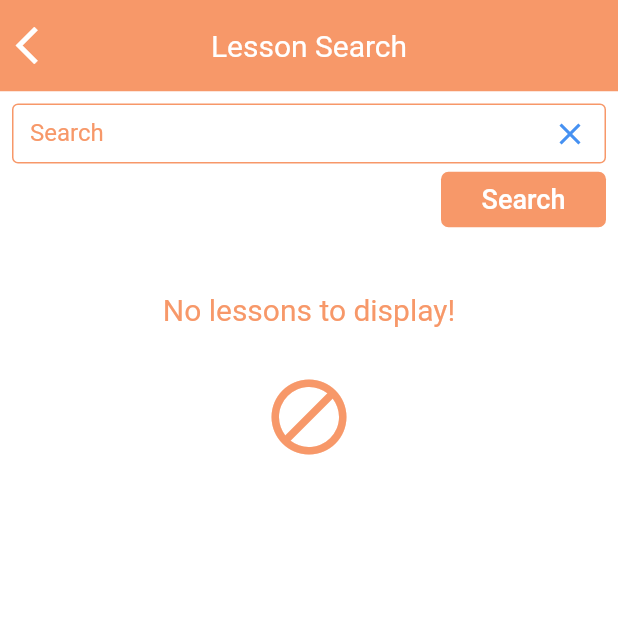
After one commit to xoflo/pcos, a Flutter app: the LessonSearch screen opened by its route, on a phone screen of 412 x 824 dp, the top half of it. The commit adds this screen. Run offline on Flutter 3.47's test engine with Material 2 defaults, Android fonts, the phone set to English and light mode, and no system bars; our stand-ins replace another_flushbar, avatar_glow, better_player, carousel_slider, connectivity, device_info and 16 more; missing offline and left inert: image_downloader, intercom_flutter, launch_review, notification_permissions, onesignal_flutter; accounts and stored records are empty; network calls fail.

Commit message:
Search for a lesson feature added. Just need to get the add to favourites working.

```diff
--- a/lib/app.dart
+++ b/lib/app.dart
@@ -7,6 +7,7 @@ import 'package:flutter_localizations/flutter_localizations.dart';
 import 'package:firebase_core/firebase_core.dart';
 import 'package:onesignal_flutter/onesignal_flutter.dart';
 import 'package:device_info/device_info.dart';
+import 'package:thepcosprotocol_app/screens/other/lesson_search.dart';
 import 'package:thepcosprotocol_app/screens/other/previous_modules.dart';
 import 'package:thepcosprotocol_app/services/firebase_analytics.dart';
 import 'package:thepcosprotocol_app/generated/l10n.dart';
@@ -177,6 +178,7 @@ class _AppState extends State<App> {
           TermsAndConditions.id: (context) => TermsAndConditions(),
           Messages.id: (context) => Messages(),
           PreviousModules.id: (context) => PreviousModules(),
+          LessonSearch.id: (context) => LessonSearch(),
         },
         navigatorObservers: [
           observer,
--- a/lib/constants/analytics.dart
+++ b/lib/constants/analytics.dart
@@ -35,10 +35,12 @@ const String ANALYTICS_SCREEN_RECIPE_DETAIL = "recipe_detail";
 const String ANALYTICS_SCREEN_TUTORIAL = "tutorial";
 const String ANALYTICS_SCREEN_COACH_CHAT = "coach_chat";
 const String ANALYTICS_SCREEN_PREVIOUS_MODULES = "previous_modules";
+const String ANALYTICS_SCREEN_LESSON_SEARCH = "lesson_search";
 
 //SEARCH TYPES
 const String ANALYTICS_SEARCH_RECIPE = "recipe";
 const String ANALYTICS_SEARCH_KB = "knowledge_base";
+const String ANALYTICS_SEARCH_LESSON = "lesson";
 
 //BUTTONS
 const String ANALYTICS_BUTTON_EDIT_PROFILE = "edit_profile";
--- a/lib/l10n/intl_en.arb
+++ b/lib/l10n/intl_en.arb
@@ -174,7 +174,7 @@
     "coachChatFailedText": "We couldn't open the Coach Chat right now, please try again later.",
     "moduleText": "Module",
     "lessonText": "Lesson",
-    "viewPreviousModules": "View previous modules",
+    "viewPreviousModules": "Previous modules",
     "previousModules": "Previous Modules",
     "saveText": "Save",
     "noResultsLessons": "No lessons to display!",
@@ -212,5 +212,7 @@
     "downloadFailed":  "Download Failed",
     "downloadFailedMsg": "We could not download the file to your device",
     "downloadSuccess": "Download Complete",
-    "downloadSuccessMsg": "Please check your device download folder."
+    "downloadSuccessMsg": "Please check your device download folder.",
+    "lessonSearch": "Lesson Search",
+    "futureLesson": "Future Lesson"
 }
--- a/lib/l10n/intl_en_US.arb
+++ b/lib/l10n/intl_en_US.arb
@@ -174,7 +174,7 @@
     "coachChatFailedText": "We couldn't open the Coach Chat right now, please try again later.",
     "moduleText": "Module",
     "lessonText": "Lesson",
-    "viewPreviousModules": "View previous modules",
+    "viewPreviousModules": "Previous modules",
     "previousModules": "Previous Modules",
     "saveText": "Save",
     "noResultsLessons": "No lessons to display!",
@@ -212,5 +212,7 @@
     "downloadFailed":  "Download Failed",
     "downloadFailedMsg": "We could not download the file to your device",
     "downloadSuccess": "Download Complete",
-    "downloadSuccessMsg": "Please check your device download folder."
+    "downloadSuccessMsg": "Please check your device download folder.",
+    "lessonSearch": "Lesson Search",
+    "futureLesson": "Future Lesson"
 }
--- /dev/null
+++ b/lib/screens/other/lesson_search.dart
@@ -0,0 +1,22 @@
+import 'package:flutter/material.dart';
+import 'package:thepcosprotocol_app/styles/colors.dart';
+import 'package:thepcosprotocol_app/widgets/lesson/lesson_search_layout.dart';
+
+class LessonSearch extends StatelessWidget {
+  static const String id = "lesson_search_screen";
+
+  @override
+  Widget build(BuildContext context) {
+    return Scaffold(
+      backgroundColor: primaryColor,
+      body: SafeArea(
+        child: Padding(
+          padding: EdgeInsets.only(
+            top: 12.0,
+          ),
+          child: LessonSearchLayout(),
+        ),
+      ),
+    );
+  }
+}
--- /dev/null
+++ b/lib/widgets/lesson/lesson_search_layout.dart
@@ -0,0 +1,143 @@
+import 'package:flutter/material.dart';
+import 'package:provider/provider.dart';
+import 'package:thepcosprotocol_app/providers/modules_provider.dart';
+import 'package:thepcosprotocol_app/constants/analytics.dart' as Analytics;
+import 'package:thepcosprotocol_app/models/lesson.dart';
+import 'package:thepcosprotocol_app/widgets/lesson/course_lesson.dart';
+import 'package:thepcosprotocol_app/widgets/shared/header.dart';
+import 'package:thepcosprotocol_app/generated/l10n.dart';
+import 'package:thepcosprotocol_app/widgets/shared/pcos_loading_spinner.dart';
+import 'package:thepcosprotocol_app/utils/dialog_utils.dart';
+import 'package:thepcosprotocol_app/utils/device_utils.dart';
+import 'package:thepcosprotocol_app/widgets/shared/no_results.dart';
+import 'package:thepcosprotocol_app/widgets/shared/search_header.dart';
+import 'package:thepcosprotocol_app/services/firebase_analytics.dart';
+import 'package:thepcosprotocol_app/constants/loading_status.dart';
+import 'package:thepcosprotocol_app/widgets/lesson/lesson_list.dart';
+
+class LessonSearchLayout extends StatefulWidget {
+  @override
+  _LessonSearchLayoutState createState() => _LessonSearchLayoutState();
+}
+
+class _LessonSearchLayoutState extends State<LessonSearchLayout> {
+  final TextEditingController _searchController = TextEditingController();
+  bool _isSearching = false;
+
+  void _addLessonToFavourites(
+      final ModulesProvider modulesProvider, dynamic lesson, bool add) {
+    modulesProvider.addToFavourites(lesson, add);
+  }
+
+  void _openLesson(
+      final Lesson lesson, final ModulesProvider modulesProvider) async {
+    openBottomSheet(
+      context,
+      CourseLesson(
+        modulesProvider: modulesProvider,
+        showDataUsageWarning: false,
+        lesson: lesson,
+        closeLesson: () {
+          Navigator.pop(context);
+        },
+        addToFavourites: _addLessonToFavourites,
+      ),
+      Analytics.ANALYTICS_SCREEN_LESSON,
+      lesson.lessonID.toString(),
+    );
+  }
+
+  void _onSearchClicked() async {
+    final String searchText = _searchController.text.trim();
+    final modulesProvider =
+        Provider.of<ModulesProvider>(context, listen: false);
+    if (searchText.length == 0) {
+      modulesProvider.clearSearch();
+    } else {
+      analytics.logEvent(
+        name: Analytics.ANALYTICS_EVENT_SEARCH,
+        parameters: {
+          Analytics.ANALYTICS_PARAMETER_SEARCH_TYPE:
+              Analytics.ANALYTICS_SEARCH_LESSON
+        },
+      );
+      modulesProvider.filterAndSearch(searchText);
+      WidgetsBinding.instance.focusManager.primaryFocus?.unfocus();
+    }
+  }
+
+  Widget _getLessonList(final Size screenSize, final bool isHorizontal,
+      final ModulesProvider modulesProvider) {
+    switch (modulesProvider.searchStatus) {
+      case LoadingStatus.loading:
+        return PcosLoadingSpinner();
+      case LoadingStatus.empty:
+        return NoResults(message: S.of(context).noResultsLessons);
+      case LoadingStatus.success:
+        return Column(
+          children: [
+            LessonList(
+                screenSize: screenSize,
+                isHorizontal: isHorizontal,
+                isComplete: true,
+                modulesProvider: modulesProvider,
+                openLesson: _openLesson),
+            LessonList(
+                screenSize: screenSize,
+                isHorizontal: isHorizontal,
+                isComplete: false,
+                modulesProvider: modulesProvider,
+                openLesson: _openLesson),
+          ],
+        );
+    }
+    return Container();
+  }
+
+  @override
+  Widget build(BuildContext context) {
+    final Size screenSize = MediaQuery.of(context).size;
+    final isHorizontal =
+        DeviceUtils.isHorizontalWideScreen(screenSize.width, screenSize.height);
+    final mainContainerHeight = DeviceUtils.getRemainingHeight(
+        MediaQuery.of(context).size.height, false, isHorizontal, false, false);
+
+    return Container(
+      decoration: BoxDecoration(
+        color: Colors.white,
+      ),
+      child: Column(
+        mainAxisAlignment: MainAxisAlignment.start,
+        children: [
+          Header(
+            title: S.of(context).lessonSearch,
+            closeItem: () {
+              Navigator.pop(context);
+            },
+            showMessagesIcon: false,
+          ),
+          Consumer<ModulesProvider>(
+            builder: (context, model, child) => Container(
+              height: mainContainerHeight,
+              child: SingleChildScrollView(
+                child: Column(
+                  children: [
+                    SearchHeader(
+                      searchController: _searchController,
+                      tagValues: [],
+                      tagValue: "",
+                      onTagSelected: (String tagValue) {},
+                      onSearchClicked: _onSearchClicked,
+                      isSearching: _isSearching,
+                    ),
+                    _getLessonList(screenSize, isHorizontal, model),
+                  ],
+                ),
+              ),
+            ),
+          ),
+        ],
+      ),
+    );
+  }
+}
--- a/lib/widgets/modules/previous_modules_carousel.dart
+++ b/lib/widgets/modules/previous_modules_carousel.dart
@@ -88,6 +88,7 @@ class PreviousModulesCarousel extends StatelessWidget {
                       return LessonCard(
                         lessonNumber: lessonNumber,
                         lesson: lesson,
+                        displayIsNew: false,
                         openLesson: openLesson,
                       );
                     },
--- a/lib/widgets/shared/search_header.dart
+++ b/lib/widgets/shared/search_header.dart
@@ -66,13 +66,16 @@ class SearchHeader extends StatelessWidget {
                 Row(
                   mainAxisAlignment: MainAxisAlignment.spaceBetween,
                   children: [
-                    Row(mainAxisAlignment: MainAxisAlignment.start, children: [
+                    tagValues.length > 0
+                        ? Row(
+                            mainAxisAlignment: MainAxisAlignment.start,
+                            children: [
                                 Padding(
                                   padding: const EdgeInsets.all(8.0),
-                        child: Text(S.of(context).searchHeaderFilterText),
+                                  child: Text(
+                                      S.of(context).searchHeaderFilterText),
                                 ),
-                      tagValues.length > 0
-                          ? DropdownButton<String>(
+                                DropdownButton<String>(
                                   value: tagValue,
                                   icon: Icon(
                                     Icons.arrow_drop_down,
@@ -88,7 +91,8 @@ class SearchHeader extends StatelessWidget {
                                   onChanged: (String newValue) {
                                     onTagSelected(newValue);
                                   },
-                              items: tagValues.map<DropdownMenuItem<String>>(
+                                  items: tagValues
+                                      .map<DropdownMenuItem<String>>(
                                           (String value) {
                                     return DropdownMenuItem<String>(
                                       value: value,
@@ -96,8 +100,8 @@ class SearchHeader extends StatelessWidget {
                                     );
                                   }).toList(),
                                 )
+                              ])
                         : Container(),
-                    ]),
                     Padding(
                       padding: const EdgeInsets.only(left: 8.0),
                       child: ColorButton(
```
Also changed, not shown: lib/providers/modules_provider.dart (+22 -0 lines), lib/providers/provider_helper.dart (+11 -3 lines), lib/widgets/dashboard/current_module.dart (+25 -1 lines), lib/widgets/dashboard/dashboard_layout.dart (+8 -0 lines), lib/widgets/dashboard/lesson_card.dart (+27 -6 lines), lib/widgets/lesson/lesson_list.dart (added, +44 -0 lines), lib/widgets/recipes/recipes_layout.dart (+11 -11 lines), lib/generated/intl/messages_en-US.dart, lib/generated/intl/messages_en.dart, lib/generated/l10n.dart. Lines whose indentation alone changed are shown as unchanged.
